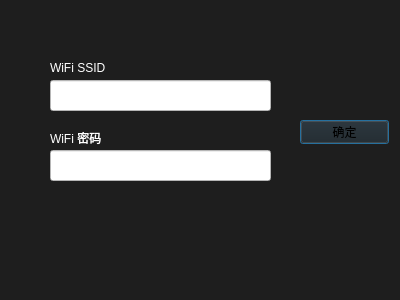
First picture: the form in desktopApp/netcfgdialog.ui, repository yesyeah/ObsbotTailforPC, before the edit.
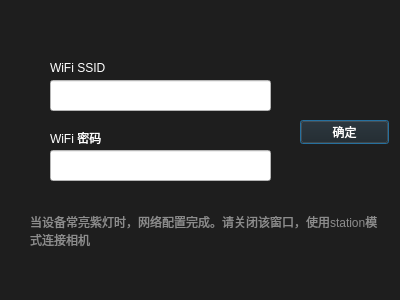
Second picture: the form after the edit.

Diff of the .ui file:
```diff
--- a/desktopApp/netcfgdialog.ui
+++ b/desktopApp/netcfgdialog.ui
@@ -25,6 +25,10 @@
      <height>24</height>
     </rect>
    </property>
+   <property name="styleSheet">
+    <string notr="true">background-color: rgb(30, 30, 30);
+color: rgb(255, 255, 255);</string>
+   </property>
    <property name="text">
     <string>确定</string>
    </property>
@@ -87,6 +91,25 @@
     <string>WiFi 密码</string>
    </property>
   </widget>
+  <widget class="QLabel" name="label">
+   <property name="geometry">
+    <rect>
+     <x>30</x>
+     <y>210</y>
+     <width>351</width>
+     <height>41</height>
+    </rect>
+   </property>
+   <property name="styleSheet">
+    <string notr="true">color: rgb(140, 140, 140);</string>
+   </property>
+   <property name="text">
+    <string>当设备常亮紫灯时，网络配置完成。请关闭该窗口，使用station模式连接相机</string>
+   </property>
+   <property name="wordWrap">
+    <bool>true</bool>
+   </property>
+  </widget>
  </widget>
  <resources/>
  <connections/>
```
Left out of the diff: 6 changed lines with no effect on the pictures.
